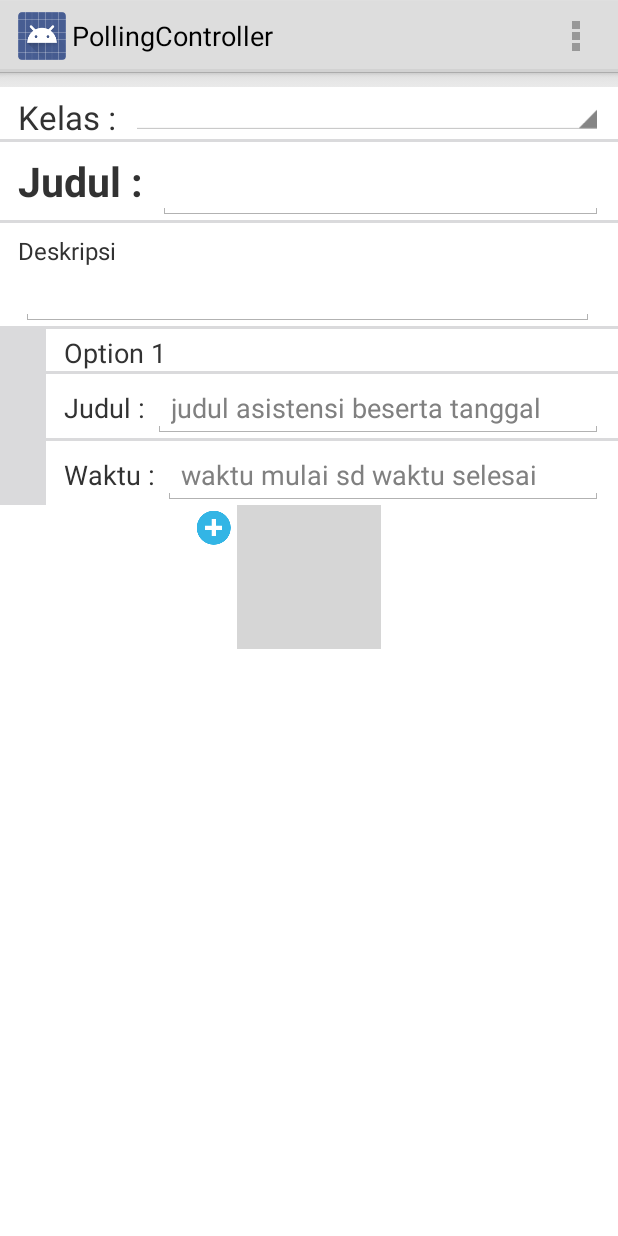
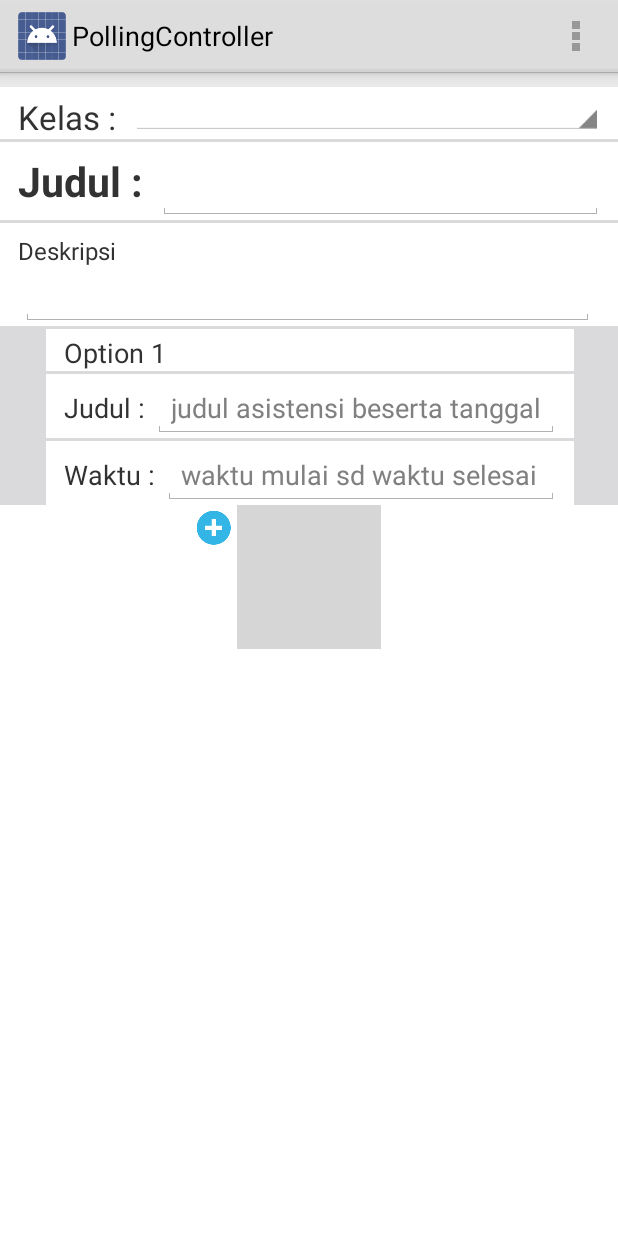
Before and after one commit to rian-fitriansyah/NavigationDrawer1, an Android app: the PollingController screen opened directly, with no data from a screen before it, on a phone screen of 412 x 824 dp. Run offline under Robolectric (Android 15) with nearby library versions, the phone set to English and light mode, and no system bars; 1 statement that could not run was skipped; grey boxes are pictures that could not be loaded.

Commit message:
Update List_child_pilihan_polling

```diff
--- a/app/src/main/res/layout/form_create_polling.xml
+++ b/app/src/main/res/layout/form_create_polling.xml
@@ -107,6 +107,7 @@
             android:src="@drawable/ic_submit"
             android:layout_gravity="center_horizontal"
             android:layout_marginBottom="10dp"
+            android:layout_alignBottom="@+id/listViewPilihanPolling"
             android:layout_centerHorizontal="true" />
         <ImageView
             android:id="@+id/buttonAddPilihan"
--- a/app/src/main/res/layout/list_child_pilihan_polling.xml
+++ b/app/src/main/res/layout/list_child_pilihan_polling.xml
@@ -1,5 +1,5 @@
 <?xml version="1.0" encoding="utf-8"?>
-<RelativeLayout xmlns:android="http://schemas.android.com/apk/res/android"
+<LinearLayout xmlns:android="http://schemas.android.com/apk/res/android"
     android:orientation="vertical" android:layout_width="match_parent"
     android:layout_height="match_parent">
 
@@ -90,4 +90,4 @@
             </EditText>
         </LinearLayout>
     </LinearLayout>
-</RelativeLayout>
+</LinearLayout>
```
Also changed, not shown: 1 other file.
